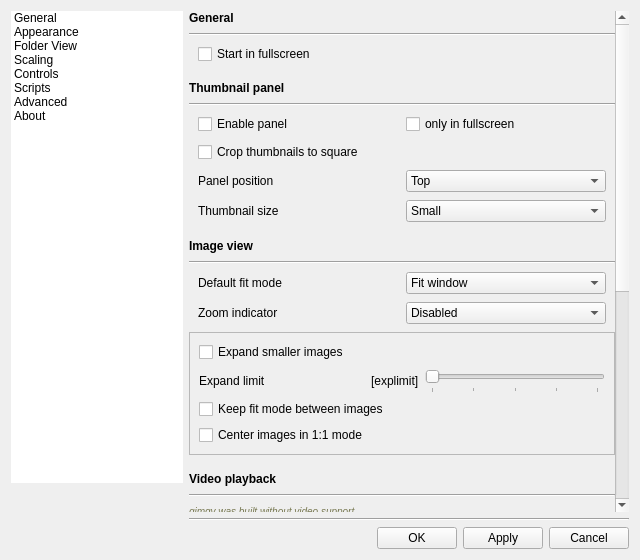
Before: the Qt Designer form qimgv/gui/dialogs/settingsdialog.ui in do-i/thumbgrid, drawn with Qt 5.
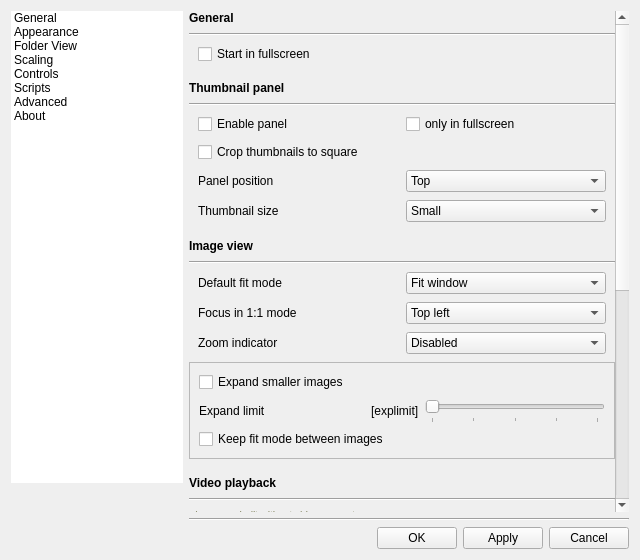
After: the same form once the commit is applied. Custom widgets are drawn as their Qt base class.

Commit message: [ImageViewerV2] more centering options for 1:1  #174

The edit to the form file:
```diff
--- a/qimgv/gui/dialogs/settingsdialog.ui
+++ b/qimgv/gui/dialogs/settingsdialog.ui
@@ -364,9 +364,9 @@
               <property name="geometry">
                <rect>
                 <x>0</x>
-                <y>0</y>
+                <y>-144</y>
                 <width>426</width>
-                <height>1022</height>
+                <height>1028</height>
                </rect>
               </property>
               <layout class="QVBoxLayout" name="verticalLayout_5">
@@ -755,6 +755,47 @@
                  </item>
                 </layout>
                </item>
+               <item>
+                <layout class="QHBoxLayout" name="horizontalLayout_11">
+                 <property name="leftMargin">
+                  <number>9</number>
+                 </property>
+                 <property name="rightMargin">
+                  <number>9</number>
+                 </property>
+                 <item>
+                  <widget class="QLabel" name="label_26">
+                   <property name="text">
+                    <string>Focus in 1:1 mode</string>
+                   </property>
+                  </widget>
+                 </item>
+                 <item>
+                  <widget class="QComboBox" name="focusPointIn1to1ModeComboBox">
+                   <item>
+                    <property name="text">
+                     <string>Top left</string>
+                    </property>
+                   </item>
+                   <item>
+                    <property name="text">
+                     <string>Top right</string>
+                    </property>
+                   </item>
+                   <item>
+                    <property name="text">
+                     <string>Center</string>
+                    </property>
+                   </item>
+                   <item>
+                    <property name="text">
+                     <string>At cursor</string>
+                    </property>
+                   </item>
+                  </widget>
+                 </item>
+                </layout>
+               </item>
                <item>
                 <layout class="QHBoxLayout" name="horizontalLayout_13">
                  <property name="leftMargin">
@@ -909,13 +950,6 @@
                     </property>
                    </widget>
                   </item>
-                  <item>
-                   <widget class="QCheckBox" name="centerIn1to1ModeCheckBox">
-                    <property name="text">
-                     <string>Center images in 1:1 mode</string>
-                    </property>
-                   </widget>
-                  </item>
                  </layout>
                 </widget>
                </item>
```
The commit also changes 5 other files.
